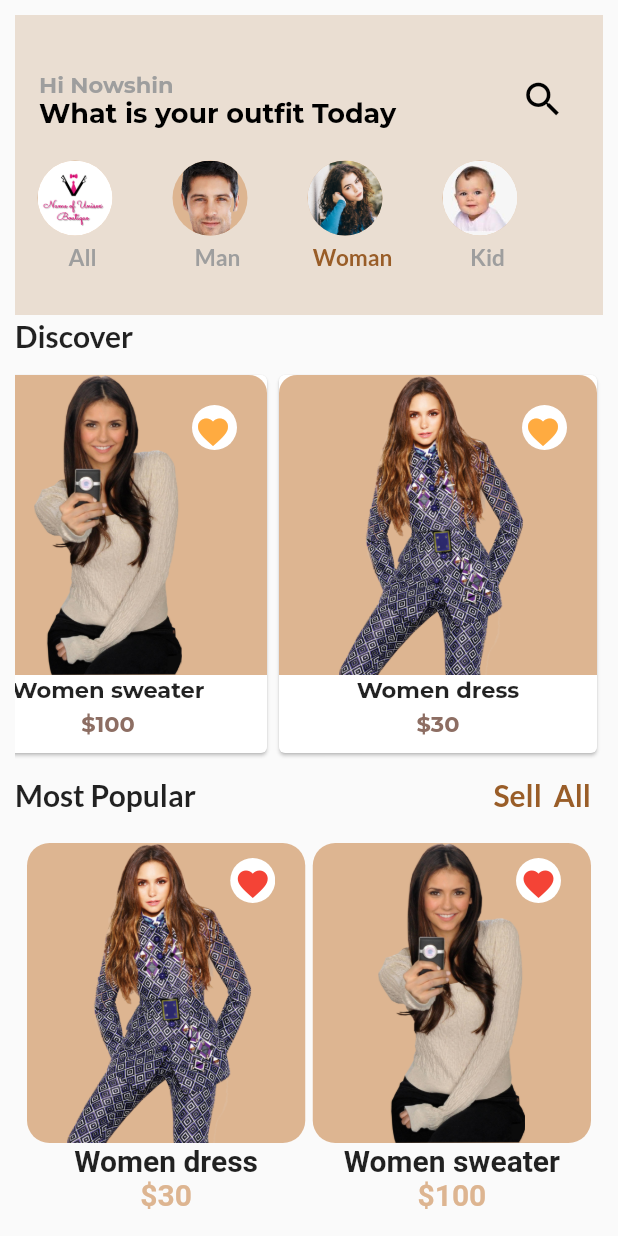
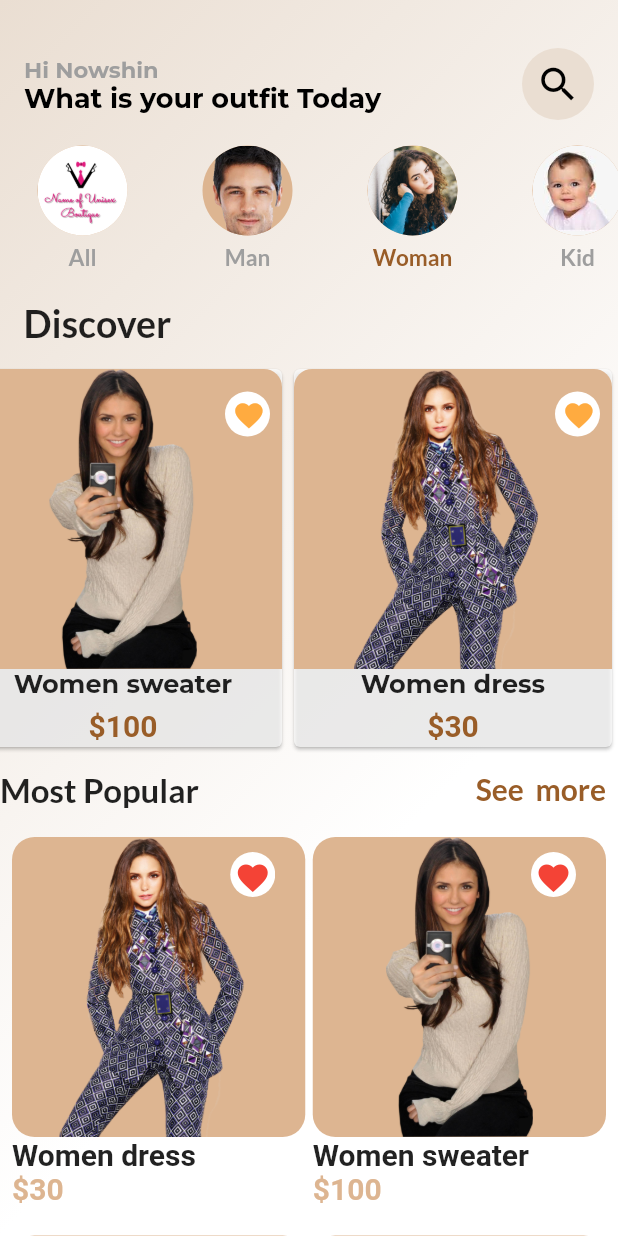
Before and after one commit to thenewbio/fashion_ecommerce_app, a Flutter app: the HomeScreen screen opened directly, on a phone screen of 412 x 824 dp. Run offline on Flutter 3.47's test engine with Material 2 defaults, Android fonts, the phone set to English and light mode, and no system bars; our stand-ins replace badges, font_awesome_flutter, google_fonts; Roboto replaces fonts that are missing (Allan).

Commit message:
finished with onboard and home screen

```diff
--- a/lib/core/ui/discover/discover_screen.dart
+++ b/lib/core/ui/discover/discover_screen.dart
@@ -9,7 +9,7 @@ class DiscoverScreen extends StatelessWidget {
 
   @override
   Widget build(BuildContext context) {
-    return Container(
+    return SizedBox(
       height: 270,
       child: ListView.builder(
           padding: const EdgeInsets.only(top: 10),
@@ -19,6 +19,7 @@ class DiscoverScreen extends StatelessWidget {
           scrollDirection: Axis.horizontal,
           itemBuilder: (context, i) {
             return Card(
+              color: Colors.white70,
               child: Stack(
                 children: [
                   Column(
@@ -38,21 +39,21 @@ class DiscoverScreen extends StatelessWidget {
                       Text(
                         discoverList[i].title,
                         style: GoogleFonts.montserrat(
-                            fontSize: 15, fontWeight: FontWeight.bold),
+                            fontSize: 17, fontWeight: FontWeight.bold),
                       ),
                       const SizedBox(
                         height: 5,
                       ),
                       Text('\$${discoverList[i].price}',
-                          style: GoogleFonts.montserrat(
-                              fontSize: 15,
-                              color: Colors.brown.shade400,
+                          style: GoogleFonts.allan(
+                              fontSize: 20,
+                              color: AppColor.button,
                               fontWeight: FontWeight.bold))
                     ],
                   ),
                   Positioned(
-                      top: 20,
-                      right: 20,
+                      top: 15,
+                      right: 8,
                       child: Stack(
                         children: [
                           Container(
@@ -60,14 +61,16 @@ class DiscoverScreen extends StatelessWidget {
                             width: 30,
                             decoration: BoxDecoration(
                                 color: Colors.white,
-                                  borderRadius: BorderRadius.circular(40))),
-                          Positioned(
-                            top: -6,
-                            right: -8,
+                                borderRadius: BorderRadius.circular(30)),
+                            child: FittedBox(
                               child: IconButton(
                                   onPressed: () {},
-                                icon: const Icon(Icons.favorite,
-                                    color: Colors.orangeAccent)),
+                                  icon: const Icon(
+                                    Icons.favorite,
+                                    color: Colors.orangeAccent,
+                                    size: 35,
+                                  )),
+                            ),
                           ),
                         ],
                       ))
--- a/lib/core/ui/header/header_screen.dart
+++ b/lib/core/ui/header/header_screen.dart
@@ -33,7 +33,7 @@ class HeaderScreen extends StatelessWidget {
                 )),
           ),
         ),
-        SizedBox(height: 100, child: HeaderItem())
+        const SizedBox(height: 90, child: HeaderItem()),
       ],
     );
   }
--- a/lib/core/ui/home_screen.dart
+++ b/lib/core/ui/home_screen.dart
@@ -15,31 +15,35 @@ class HomeScreen extends StatelessWidget {
   @override
   Widget build(BuildContext context) {
     return Scaffold(
-      body: SingleChildScrollView(
-        child: Padding(
-          padding: const EdgeInsets.all(10.0),
+      body: Container(
+        decoration: const BoxDecoration(
+            gradient: LinearGradient(colors: [
+          Color(0xffeaded2),
+          Colors.white,
+        ], begin: Alignment.topLeft, end: Alignment.centerRight)),
         child: Column(
           crossAxisAlignment: CrossAxisAlignment.start,
           children: [
             Container(
                 padding: const EdgeInsets.only(top: 20),
                 height: 200,
-                  decoration: const BoxDecoration(
-                      gradient: LinearGradient(colors: [
-                    Color(0xffeaded2),
-                    Color(0xffeaded2),
-                  ], begin: Alignment.centerLeft, end: Alignment.centerRight)),
                 child: const HeaderScreen()),
+            Align(
+              alignment: const Alignment(-0.9, 0.0),
+              child: Text(
+                'Discover',
+                style:
+                    GoogleFonts.lato(fontSize: 25, fontWeight: FontWeight.bold),
+              ),
+            ),
             const SizedBox(height: 2),
-              Text('Discover',
-                  style: GoogleFonts.lato(
-                      fontSize: 20, fontWeight: FontWeight.bold)),
             const DiscoverScreen(),
-              const SizedBox(height: 1000, child: PopularScreen())
+            const Expanded(child: PopularScreen())
           ],
         ),
       ),
-      ),
+
+      // ),
     );
   }
 }
@@ -55,17 +59,18 @@ class PopularScreen extends StatelessWidget {
       children: [
         Row(
           mainAxisAlignment: MainAxisAlignment.spaceBetween,
+          mainAxisSize: MainAxisSize.max,
           children: [
             Text('Most Popular',
                 style: GoogleFonts.lato(
-                    fontSize: 20, fontWeight: FontWeight.bold)),
+                    fontSize: 22, fontWeight: FontWeight.bold)),
             TextButton(
                 onPressed: () {
                   Navigator.of(context).push(MaterialPageRoute(
                       builder: (_) =>
                           PopularWidget(total: discoverList.length)));
                 },
-                child: Text('Sell  All',
+                child: Text('See  more',
                     style: GoogleFonts.lato(
                         color: AppColor.button,
                         fontSize: 20,
@@ -75,15 +80,16 @@ class PopularScreen extends StatelessWidget {
         Expanded(
           child: GridView.builder(
               scrollDirection: Axis.vertical,
-              padding: EdgeInsets.all(8),
+              padding: const EdgeInsets.all(8),
               itemCount: discoverList.length,
               gridDelegate: const SliverGridDelegateWithFixedCrossAxisCount(
                   crossAxisCount: 2,
                   mainAxisSpacing: 5,
                   crossAxisSpacing: 5,
-                  childAspectRatio: 0.6),
+                  childAspectRatio: 0.75),
               itemBuilder: (context, i) {
                 return Column(
+                  crossAxisAlignment: CrossAxisAlignment.start,
                   children: [
                     Stack(
                       children: [
--- a/lib/core/widget/header_item.dart
+++ b/lib/core/widget/header_item.dart
@@ -9,17 +9,16 @@ class HeaderItem extends StatelessWidget {
 
   @override
   Widget build(BuildContext context) {
-    return Container(
-      child: ListView.builder(
+    return ListView.builder(
         scrollDirection: Axis.horizontal,
         itemCount: headerList.length,
         itemBuilder: (context, i) {
           return Column(
             children: [
               Container(
-                  margin: EdgeInsets.fromLTRB(15, 5, 25, 5),
-                  height: 50,
-                  width: 50,
+                margin: const EdgeInsets.fromLTRB(25, 5, 25, 5),
+                height: 60,
+                width: 60,
                 decoration: BoxDecoration(
                     borderRadius: BorderRadius.circular(100),
                     color: AppColor.bgColor),
@@ -42,7 +41,6 @@ class HeaderItem extends StatelessWidget {
               )
             ],
           );
-          }),
-    );
+        });
   }
 }
```
Also changed, not shown: lib/core/ui/popular/poular_screen.dart (+37 -18 lines). Lines whose indentation alone changed are shown as unchanged.
